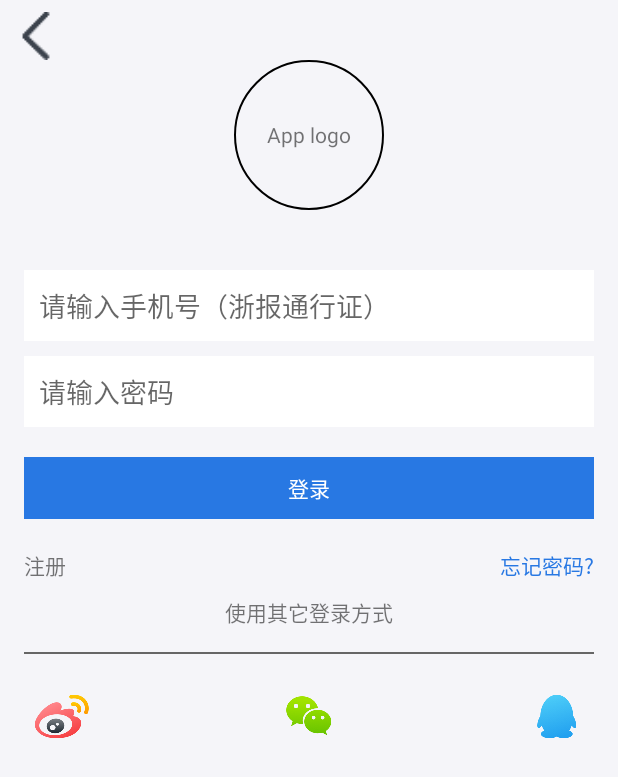
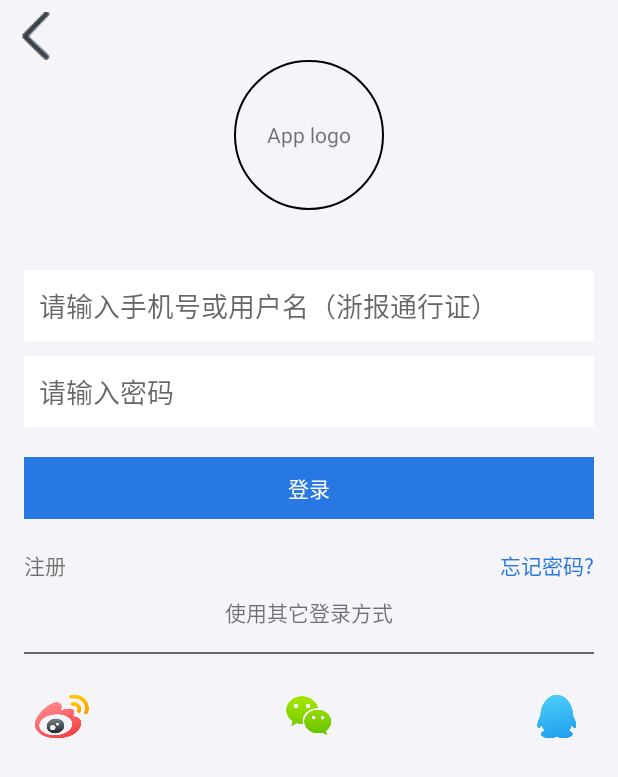
Before and after one commit to Ares-TMxw-2020/xsjPassport, an Android app: the LoginActivity screen opened directly, with no data from a screen before it, after a tap on "登录", on a phone screen of 412 x 824 dp. Shown: the top 777 px of the screen. Run offline under Robolectric (Android 15) with nearby library versions, the phone set to English and light mode, and no system bars; our stand-ins replace ButterKnife.

Commit message:
登录支持个性化登录;文档修改

```diff
--- a/app/src/main/java/com/zhejiangdaily/presenters/LoginPresenterImpl.java
+++ b/app/src/main/java/com/zhejiangdaily/presenters/LoginPresenterImpl.java
@@ -4,6 +4,8 @@ import android.content.Intent;
 
 import com.umeng.socialize.bean.SHARE_MEDIA;
 import com.zhejiangdaily.contracts.LoginContract;
+import com.zhejiangdaily.utils.ToastUtil;
+import com.zhejiangdaily.utils.ZbUtil;
 import com.zhejiangdaily.views.activities.FindPassWordActivity;
 import com.zhejiangdaily.views.activities.RegisterActvity;
 import com.zjrb.passport.ZbPassport;
@@ -35,8 +37,15 @@ public class LoginPresenterImpl implements LoginContract.Presenter {
 
     @Override
     public void login(String phone, String password) {
-        checkBind(phone, password);
-//        doLogin(phone, password);
+        if (ZbUtil.isNumeric(phone)) { // 纯数字
+            if (ZbUtil.isMobileNum(phone)) { // 手机号登录
+                checkBind(phone, password);
+            } else {
+                ToastUtil.show("手机号格式错误");
+            }
+        } else { // 个性化账号,首位一定是字母
+            doCustomLogin(phone, password);
+        }
     }
 
     @Override
@@ -91,6 +100,23 @@ public class LoginPresenterImpl implements LoginContract.Presenter {
         }
     }
 
+    /**
+     * 个性化账户登录
+     * @param username
+     * @param password
+     */
+    private void doCustomLogin(String username, String password) {
+        if (password == null) {
+            view.login(false, "密码不能为空");
+        } else if (password.length() < 6) {
+            view.login(false, "密码长度小于6位");
+        } else {
+            ZbPassport.loginCustom(username, password, zbLoginListener);
+        }
+    }
+
+
+
     private ZbLoginListener zbLoginListener = new ZbLoginListener() {
         @Override
         public void onSuccess(LoginInfo info) {
--- a/app/src/main/java/com/zhejiangdaily/utils/ZbUtil.java
+++ b/app/src/main/java/com/zhejiangdaily/utils/ZbUtil.java
@@ -116,6 +116,21 @@ public class ZbUtil {
 
 
     /**
+     * 判定是否是纯数字
+     *
+     * @param str
+     * @return
+     */
+    public static boolean isNumeric(String str) {
+        Pattern pattern = Pattern.compile("[0-9]*");
+        Matcher isNum = pattern.matcher(str);
+        if (!isNum.matches()) {
+            return false;
+        }
+        return true;
+    }
+
+    /**
      * 禁止EditText输入空格,且最大长度为15
      *
      * @param editText
--- a/app/src/main/res/layout/activity_login.xml
+++ b/app/src/main/res/layout/activity_login.xml
@@ -33,10 +33,8 @@
         android:layout_marginLeft="16dp"
         android:layout_marginRight="16dp"
         android:background="@color/color_white"
-        android:digits="0123456789"
-        android:hint="请输入手机号（浙报通行证）"
-        android:inputType="phone"
-        android:maxLength="11"
+        android:digits="1234567890abcdefghijklmnopqrstuvwxyzABCDEFGHIJKLMNOPQRSTUVWXYZ"
+        android:hint="请输入手机号或用户名（浙报通行证）"
         android:padding="10dp"/>
 
 
```
Also changed, not shown: app/src/main/java/com/zhejiangdaily/views/activities/RegisterActvity.java (+4 -4 lines), 1 other file.
